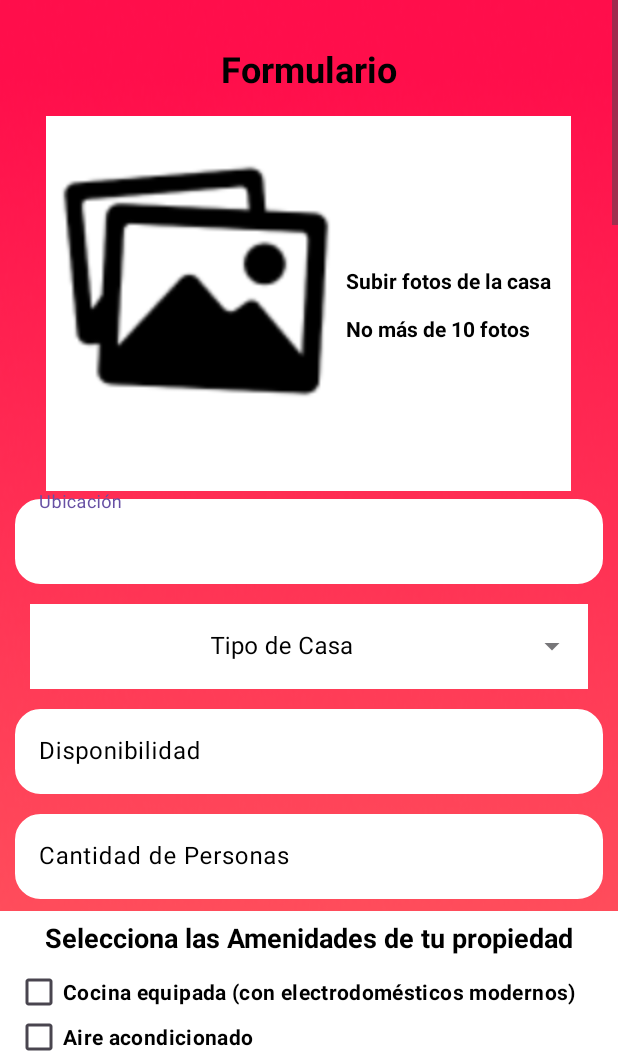
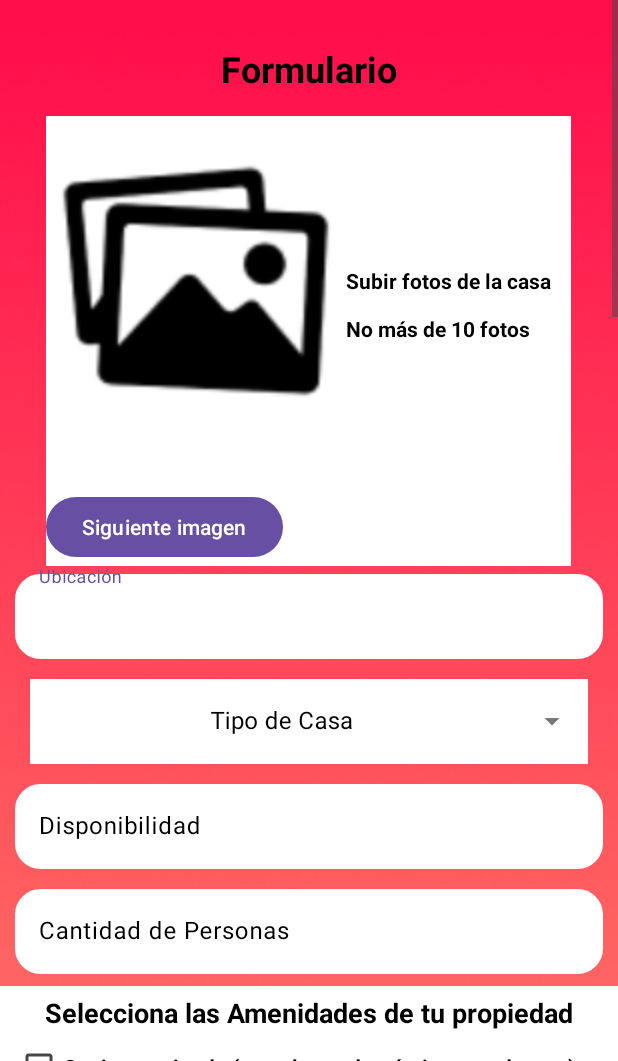
Before and after one commit to StevenTEC295/IntelliHomeV2, an Android app: the HostViewActivity screen opened directly, with no data from a screen before it, on a phone screen of 412 x 824 dp, the part 175-1236 px from its top. Run offline under Robolectric (Android 15) with nearby library versions, the light colour scheme and no system bars; pictures from the network do not load.

Commit message:
Se puede vizualizar multiples imgs

```diff
--- a/app/src/main/java/com/example/IntelliHome/HostViewActivity.kt
+++ b/app/src/main/java/com/example/IntelliHome/HostViewActivity.kt
@@ -17,8 +17,6 @@
 import android.widget.RelativeLayout
 import android.widget.TextView
 import android.widget.Toast
-import androidx.activity.enableEdgeToEdge
-import androidx.activity.result.ActivityResult
 import androidx.appcompat.app.AppCompatActivity
 import androidx.core.view.ViewCompat
 import androidx.core.view.WindowInsetsCompat
@@ -44,7 +42,6 @@
 import java.util.Locale
 import java.util.TimeZone
 import java.util.UUID
-import kotlin.concurrent.thread
 
 class HostViewActivity : AppCompatActivity() {
     private lateinit var mainLayout: RelativeLayout
@@ -83,9 +80,7 @@
     private lateinit var amenidadChimenea: CheckBox
     private lateinit var amenidadInternetAlta: CheckBox
     private lateinit var imageProperty: ImageView
-    private lateinit var imageProperty2: ImageView
-    private lateinit var imageProperty3: ImageView
-    private lateinit var imageProperty4: ImageView
+
     private lateinit var amenidadAnimales: CheckBox
 
     //BOTON DE REGISTRO
@@ -93,6 +88,7 @@
     //EL URI DE LA IMAGEN
     private var imageUri: Uri? = null
     private var imageUris: MutableList<Uri> = mutableListOf()
+    private lateinit var btnNextImage: Button
 
     //Campos de textos del FORMULARIO
     private lateinit var ubicacion: TextInputEditText
@@ -102,6 +98,7 @@
 
     //UN CODIGO DE RESQUEST EL VALOR NO IMPORTA
     private val CODE =50
+    private var nulllist = 0
 
     override fun onCreate(savedInstanceState: Bundle?) {
         super.onCreate(savedInstanceState)
@@ -133,14 +130,11 @@
         val selectDate = findViewById<TextInputEditText>(R.id.Disponibilidad)
         exitbuton = findViewById(R.id.back_to_home_page)
         imageProperty = findViewById(R.id.imageProperty)
-        imageProperty2 = findViewById(R.id.imagen2)
-        imageProperty3= findViewById(R.id.imagen3)
-        imageProperty4 = findViewById(R.id.imagen4)
         ubicacion= findViewById(R.id.ubicacion)
         cantofPeople = findViewById(R.id.cantofPeople)
         reglas = findViewById(R.id.reglas)
         precio = findViewById(R.id.precio)
-
+        btnNextImage = findViewById(R.id.next_Image)
 
 
         //LISTA DE AMENIDADES
@@ -194,7 +188,12 @@
         //PARA SELECCIONAR UNA IMAGEN EN EL IMAGE VIEW
         imageProperty.setOnClickListener {
             ImageController.multiplephotos(this,CODE)
+            nulllist++
         }
+        btnNextImage.setOnClickListener {
+            cycleImage()
+        }
+
 
 
         //BOTON DE SUBIR PROPIEDAD
@@ -222,7 +221,7 @@
             }
 
             if (imageUris.size < 1 || imageUris.size > 10) {
-                Toast.makeText(this, "Please select between 1 to 10 images", Toast.LENGTH_SHORT).show()
+                Toast.makeText(this, getString(R.string.porfavor_selccione_10_imgs), Toast.LENGTH_SHORT).show()
                 return@setOnClickListener
             }
 
@@ -264,8 +263,7 @@
 
             //Multiples imagenes en base 64
             val base64Images = ImageController.multipleconvertImagesToBase64(this, imageUris)
-
-
+            println(base64Images)
             /*thread {
                 val jsonData = createJsonData(
                     action,
@@ -285,6 +283,7 @@
 
             }*/
             //MEJORA PARA NO USAR THREADS SINO FUNCIONES DE KOTLIN COMO CoroutineScope
+
             CoroutineScope(Dispatchers.IO).launch {
                 val jsonData = createJsonData(
                     action,
@@ -331,6 +330,19 @@
             }
         }
     }*/
+    private var currentIndex = 0
+
+    private fun cycleImage() {
+
+        if(nulllist == 0){
+            Toast.makeText(this, getString(R.string.no_hay_imagenes), Toast.LENGTH_SHORT).show()
+        }else{
+            currentIndex = (currentIndex + 1) % imageUris.size
+            imageProperty.setImageURI(imageUris[currentIndex])
+        }
+    }
+
+
     //Para lograr cargar varias imagenes
     override fun onActivityResult(requestCode: Int, resultCode: Int, data: Intent?) {
         super.onActivityResult(requestCode, resultCode, data)
@@ -352,9 +364,6 @@
             // Show the first selected image in the ImageView
             if (imageUris.isNotEmpty()) {
                 imageProperty.setImageURI(imageUris[0])
-                imageProperty2.setImageURI(imageUris[1])
-                imageProperty3.setImageURI(imageUris[2])
-                imageProperty4.setImageURI(imageUris[3])
             }
         }
     }
--- a/app/src/main/java/com/example/IntelliHome/ImageController.kt
+++ b/app/src/main/java/com/example/IntelliHome/ImageController.kt
@@ -1,6 +1,5 @@
 package com.example.IntelliHome
 
-import android.annotation.SuppressLint
 import android.app.Activity
 import android.content.Context
 import android.content.Intent
@@ -61,7 +60,6 @@
         }
         return base64Images
     }
-
     fun deleteImage(context: Context, id: Long) {
         val file = File(context.filesDir, id.toString())
         file.delete()
--- a/app/src/main/res/layout/activity_host_view.xml
+++ b/app/src/main/res/layout/activity_host_view.xml
@@ -53,7 +53,7 @@
         <RelativeLayout
             android:id="@+id/container_image_foto"
             android:layout_width="350dp"
-            android:layout_height="250dp"
+            android:layout_height="300dp"
             android:layout_below="@+id/formulario"
             android:layout_centerHorizontal="true"
             android:layout_marginTop="15dp"
@@ -75,6 +75,12 @@
                 android:text="@string/aviso_cuantas_fotos_subir"
                 android:textColor="@color/black"
                 android:textStyle="bold" />
+            <Button
+                android:id="@+id/next_Image"
+                android:layout_width="wrap_content"
+                android:layout_height="wrap_content"
+                android:text="Siguiente imagen"
+                android:layout_marginTop="250dp" />
         </RelativeLayout>
 
         <com.google.android.material.textfield.TextInputLayout
@@ -566,35 +572,6 @@
             android:backgroundTint="@color/rojo_de_la_app"
             android:text="@string/subir_propiedad"
             android:textColor="@color/black" />
-
-        <ImageView
-            android:id="@+id/imagen2"
-            android:layout_width="100dp"
-            android:layout_height="100dp"
-            android:layout_below="@id/container_image_foto"
-            android:layout_marginTop="1600dp"
-            android:layout_centerHorizontal="true"
-            android:src="@drawable/image_casas_template" />
-
-        <ImageView
-            android:id="@+id/imagen3"
-            android:layout_width="100dp"
-            android:layout_height="100dp"
-            android:layout_below="@id/container_image_foto"
-            android:layout_marginTop="1800dp"
-            android:layout_centerHorizontal="true"
-            android:src="@drawable/image_casas_template" />
-
-
-        <ImageView
-            android:id="@+id/imagen4"
-            android:layout_width="100dp"
-            android:layout_height="100dp"
-            android:layout_below="@id/container_image_foto"
-            android:layout_marginTop="2000dp"
-            android:layout_centerHorizontal="true"
-            android:src="@drawable/image_casas_template" />
-
         <TextView
             android:id="@+id/back_to_home_page"
             android:layout_width="wrap_content"
--- a/app/src/main/res/values/strings.xml
+++ b/app/src/main/res/values/strings.xml
@@ -87,7 +87,8 @@
     <string name="advertencia_cantofPeople">La cantidad de personas máxima es 30 y no se puede digitar 0</string>
     <string name="advertencia_precio">El precio debe ser mayor a 0</string>
     <string name="valor_cero">El valor no puede comenzar con 0.</string>
-
+    <string name="no_hay_imagenes">No hay imagenes que ha subido</string>
+    <string name="porfavor_selccione_10_imgs">Por favor seleccione entre 1 y 10 imágenes</string>
 
     <string-array name="house_types">
         <item>Rústica</item>
```
Also changed, not shown: 1 other file.
